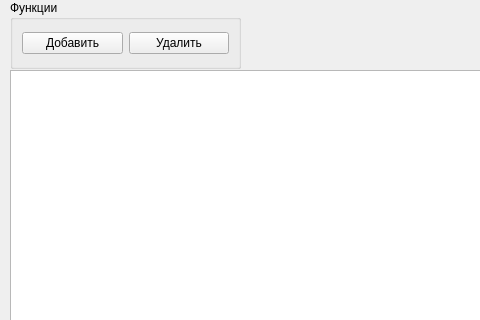
The window that mainwindow.ui (Artem441/Lr_1_Task_2) describes before a commit, drawn with Qt 5; both pictures show x 0 to 480 and y 0 to 320 of the 1016 by 771 pixel window.
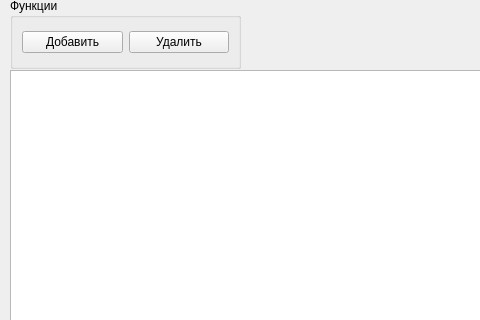
The same window after the commit.

The edit to the form file:
```diff
--- a/mainwindow.ui
+++ b/mainwindow.ui
@@ -88,9 +88,9 @@
     <property name="geometry">
      <rect>
       <x>10</x>
-      <y>0</y>
+      <y>-2</y>
       <width>231</width>
-      <height>69</height>
+      <height>71</height>
      </rect>
     </property>
     <property name="title">
```
